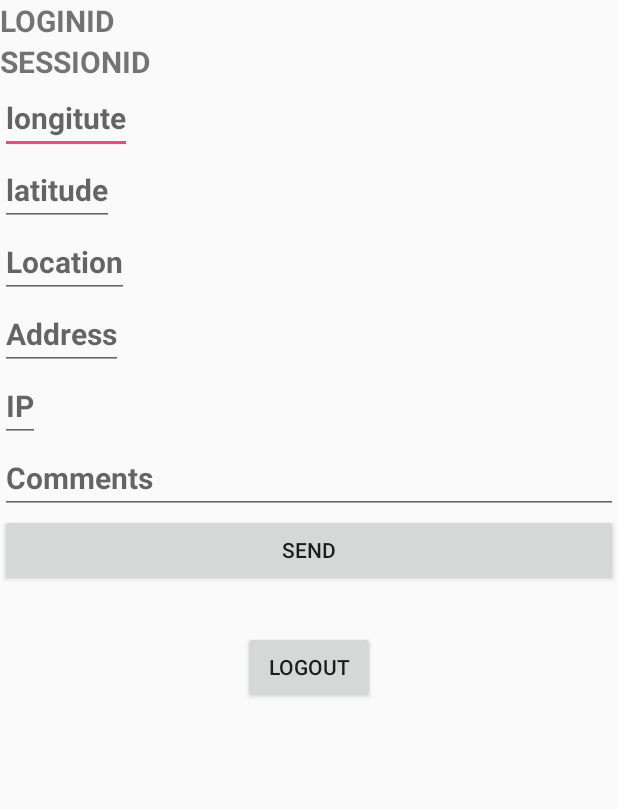
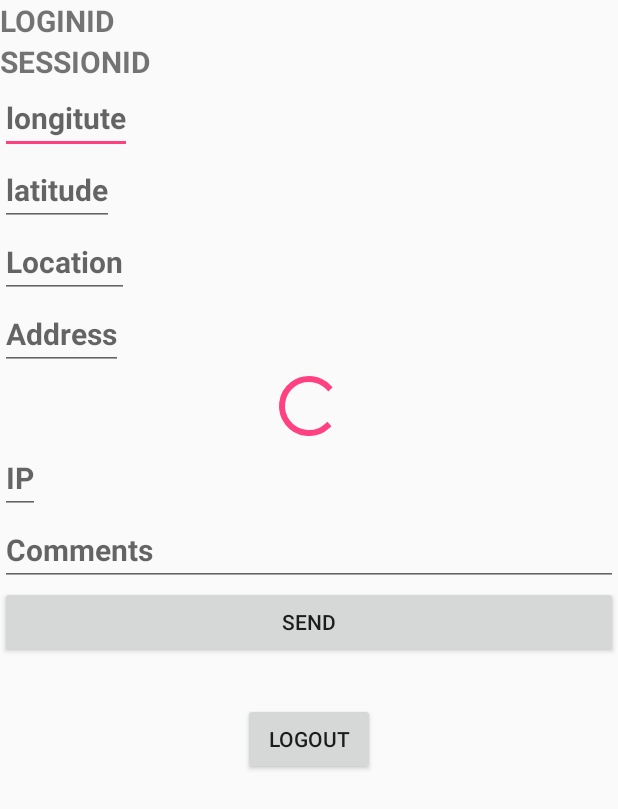
Before and after one commit to rupesh1n/login_demo, an Android app: the layout demo.xml on its own in the app's theme, with its tools: preview values and no code run, on a phone screen of 412 x 824 dp. Shown: the top 809 px of the screen. Run offline under Robolectric (Android 15) with nearby library versions, the phone set to English and light mode, and no system bars.

Commit message:
responce fix

```diff
--- a/app/src/main/res/layout/demo.xml
+++ b/app/src/main/res/layout/demo.xml
@@ -48,6 +48,13 @@
         android:id="@+id/textview6"
         android:textSize="20sp"
         android:textStyle="bold"/>
+
+    <ProgressBar
+        android:id="@+id/progressBar"
+        style="?android:attr/progressBarStyle"
+        android:layout_width="match_parent"
+        android:layout_height="wrap_content" />
+
     <EditText
         android:layout_width="wrap_content"
         android:layout_height="wrap_content"
```
Also changed, not shown: app/src/main/java/com/example/dell/login_pnmb/APIService.java (+7 -7 lines), app/src/main/java/com/example/dell/login_pnmb/MainActivity.java (+12 -17 lines).
